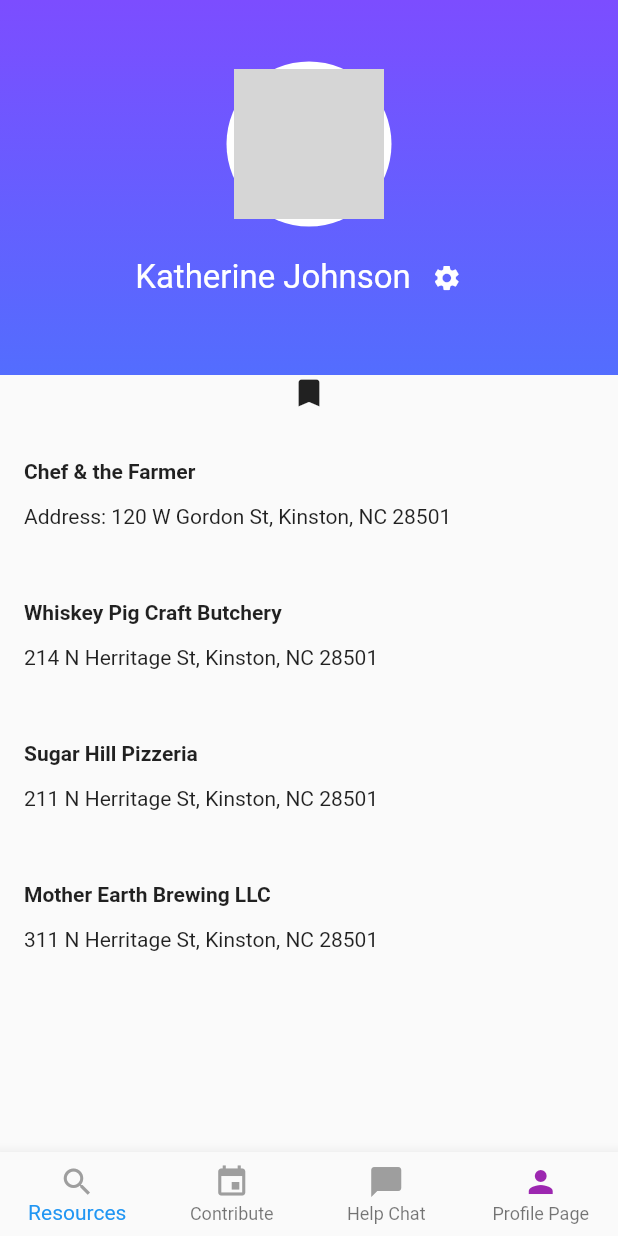
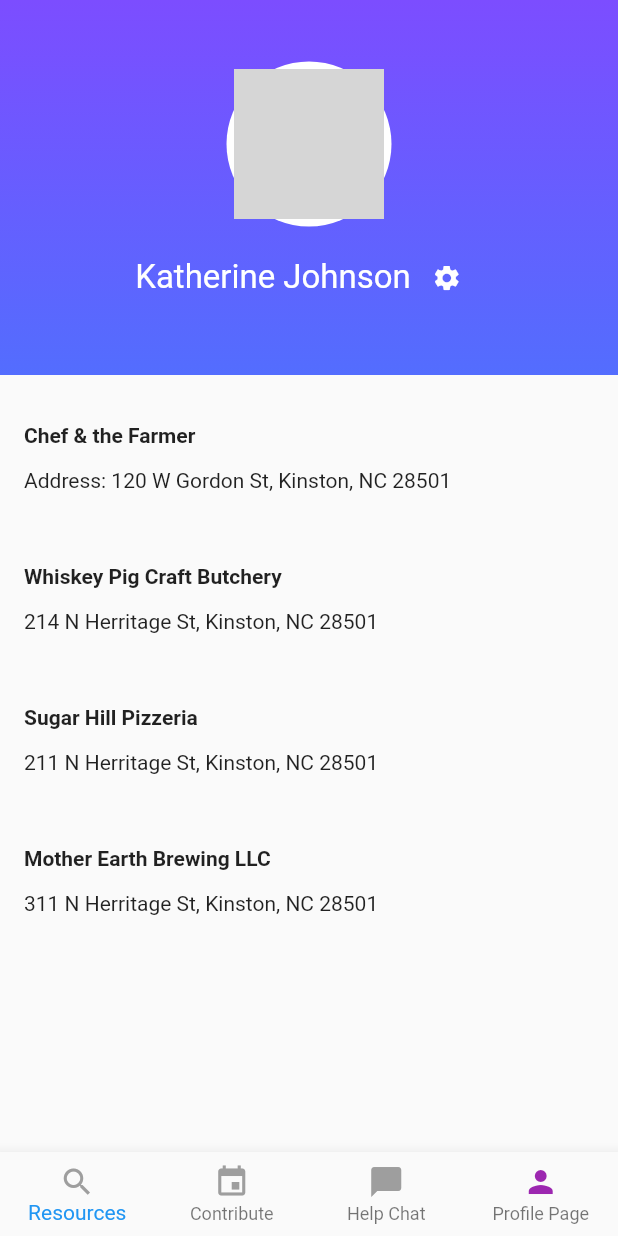
Before and after one commit to jg925/covid-resource-app, a Flutter app: the screen it shows after launch, item 4 of the bottom bar chosen, on a phone screen of 412 x 824 dp. Run offline on Flutter 3.47's test engine with Material 2 defaults, Android fonts, the phone set to English and light mode, and no system bars; our stand-ins replace google_maps_flutter; network calls fail; grey boxes are pictures that could not be loaded.

```diff
--- a/lib/screens/profile/profile.dart
+++ b/lib/screens/profile/profile.dart
@@ -14,14 +14,6 @@ class Profile extends StatelessWidget {
   Widget build(BuildContext context) {
     return Column(
       children: <Widget>[
-        /* Text(
-            "Profile ",
-            style: TextStyle(
-              fontSize: 35.0,
-              color: Colors.white,
-              fontWeight: FontWeight.bold,
-            ),
-          ),*/
         Container(
           decoration: BoxDecoration(
               gradient: LinearGradient(
@@ -83,15 +75,6 @@ class Profile extends StatelessWidget {
               mainAxisAlignment: MainAxisAlignment.start,
               crossAxisAlignment: CrossAxisAlignment.stretch,
               children: [
-                /*Text(
-                  "Bookmarks",
-                  style: TextStyle(
-                      fontSize: 12.0,
-                      color: Colors.black,
-                      fontWeight: FontWeight.bold,
-                  ),
-                ), */
-                Icon(Icons.bookmark),
                 TextSection("Chef & the Farmer", "Address: 120 W Gordon St, Kinston, NC 28501"),
                 TextSection("Whiskey Pig Craft Butchery", "214 N Herritage St, Kinston, NC 28501"),
                 TextSection("Sugar Hill Pizzeria", "211 N Herritage St, Kinston, NC 28501"),
--- a/pubspec.yaml
+++ b/pubspec.yaml
@@ -47,8 +47,8 @@ flutter:
 
   # To add assets to your application, add an assets section, like this:
   assets:
-   - assets/images/bookmark-tag.png
-   - assets/images/settings.png
+    - assets/images
+
   #   - images/a_dot_ham.jpeg
 
   # An image asset can refer to one or more resolution-specific "variants", see
```
